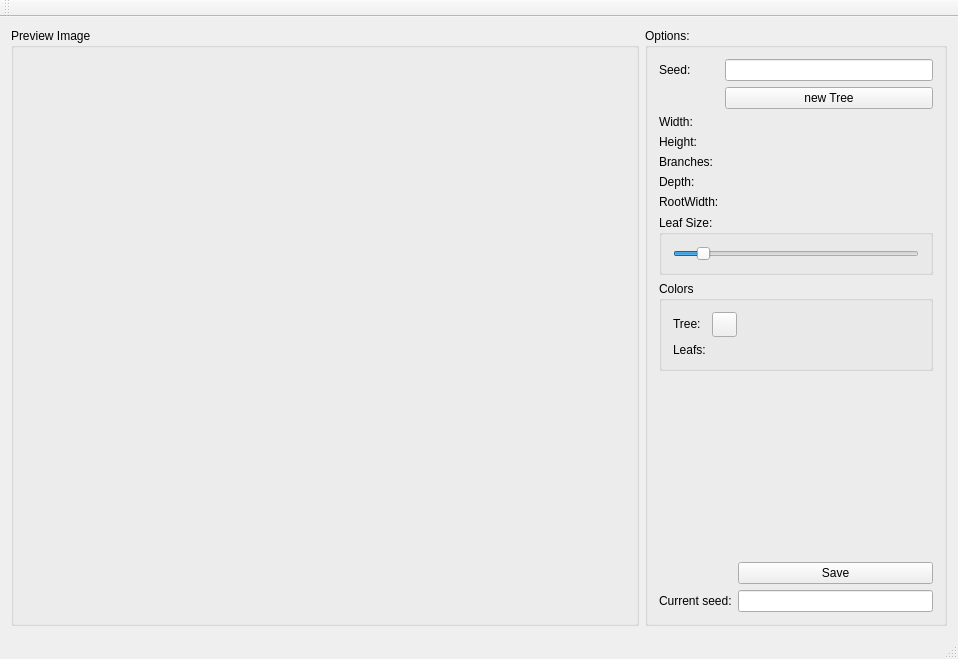
Indidev/FractalTree, file FractalTree.ui: the form before one commit.
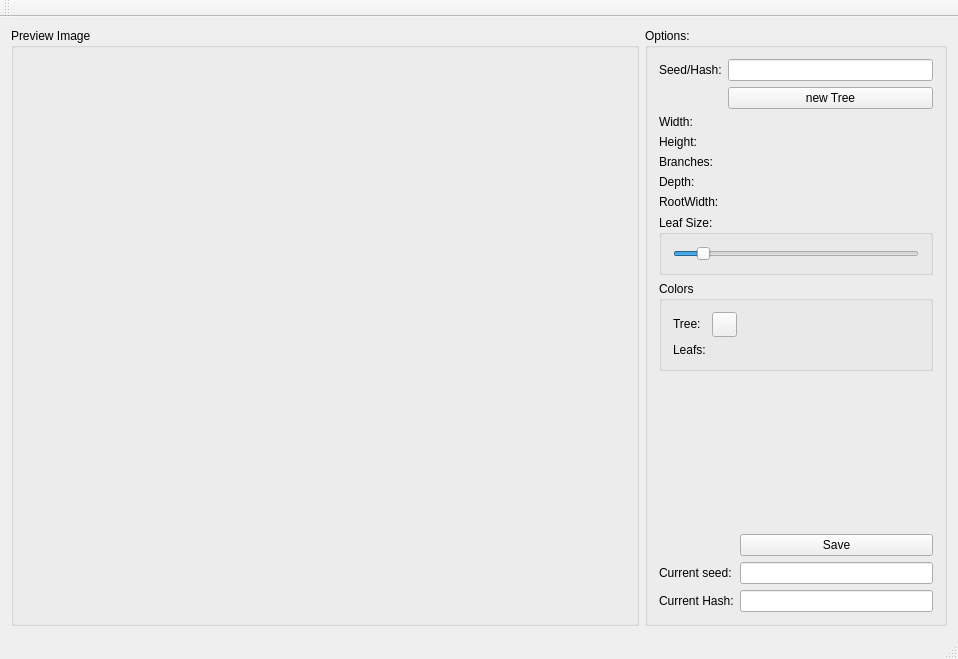
The form after the commit. Icons and pictures are not drawn.

Commit message: added hash for reproducing the exact same tree (including colors)

```diff
--- a/FractalTree.ui
+++ b/FractalTree.ui
@@ -74,7 +74,7 @@
              <item row="0" column="0">
               <widget class="QLabel" name="label_7">
                <property name="text">
-                <string>Seed:</string>
+                <string>Seed/Hash:</string>
                </property>
               </widget>
              </item>
@@ -266,6 +266,16 @@
                </property>
               </widget>
              </item>
+             <item row="2" column="0">
+              <widget class="QLabel" name="label_10">
+               <property name="text">
+                <string>Current Hash:</string>
+               </property>
+              </widget>
+             </item>
+             <item row="2" column="1">
+              <widget class="QLineEdit" name="curHashEdit"/>
+             </item>
             </layout>
            </item>
           </layout>
```
The commit also changes 2 other files.
